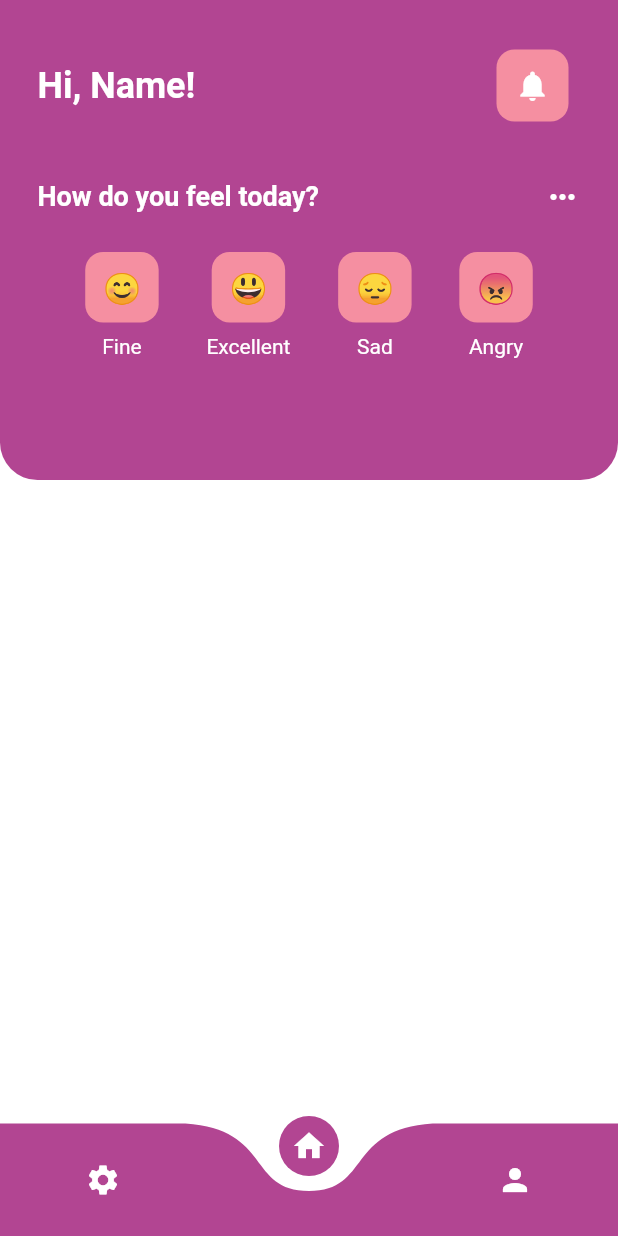
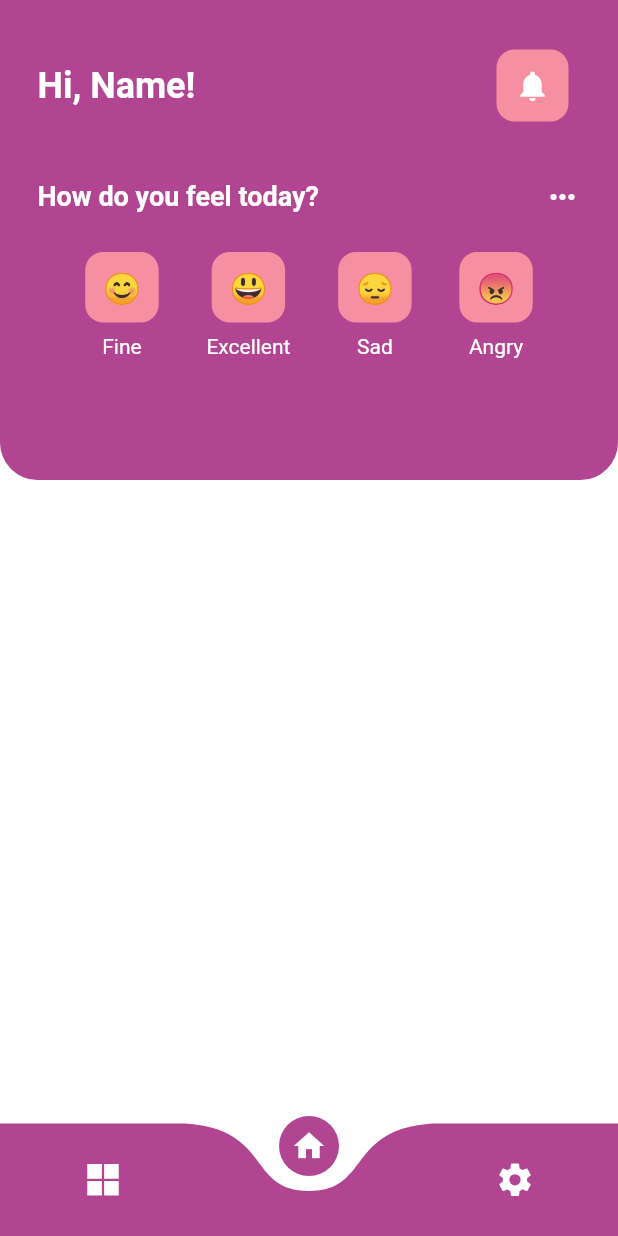
Before and after one commit to InsiderCloud/Cogniezer-Frontend, a Flutter app: the HomeScreen screen opened directly, on a phone screen of 412 x 824 dp. Run offline on Flutter 3.47's test engine with Material 2 defaults, Android fonts, the phone set to English and light mode, and no system bars; drawn by our look-alikes of curved_navigation_bar; our stand-ins replace cloud_firestore, device_preview, firebase_auth, firebase_core, flutter_svg, google_sign_in and 1 more; missing offline and left inert: flutter_facebook_auth; accounts and stored records are empty; network calls fail.

Commit message:
homeScreen

```diff
--- a/lib/pages/HomeScreen.dart
+++ b/lib/pages/HomeScreen.dart
@@ -1,5 +1,6 @@
 import 'package:curved_navigation_bar/curved_navigation_bar.dart';
 import 'package:flutter/material.dart';
+import 'package:ionicons/ionicons.dart';
 
 import '../constants.dart';
 import 'HomeContent.dart';
@@ -20,9 +21,10 @@ class _HomeScreenState extends State<HomeScreen> {
   GlobalKey<CurvedNavigationBarState> _bottomNavigationKey = GlobalKey();
 
   List<Widget> _pages = [
+    ProfileScreen(),
+    HomeContent(),
     SettingScreen(),
-    HomeContent(),
-    ProfileScreen(),
+
   ];
 
   @override
@@ -32,7 +34,7 @@ class _HomeScreenState extends State<HomeScreen> {
       bottomNavigationBar: CurvedNavigationBar(
         items: [
           Icon(
-            Icons.settings,
+            Ionicons.grid_sharp,
             color: Colors.white,
           ),
           Icon(
@@ -40,7 +42,7 @@ class _HomeScreenState extends State<HomeScreen> {
             color: Colors.white,
           ),
           Icon(
-            Icons.person,
+            Ionicons.settings_sharp,
             color: Colors.white,
           ),
         ],
```
